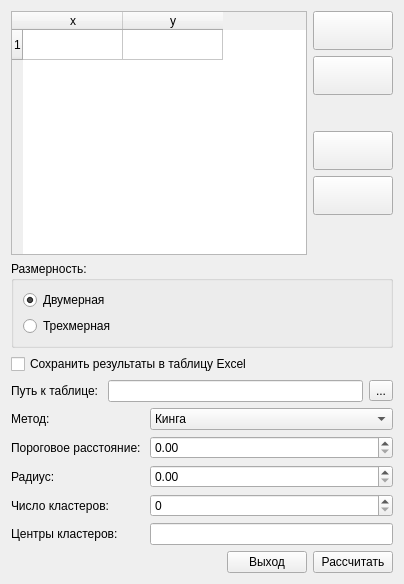
Qt form form.ui (liveegor/cluster_reborn) before a commit.
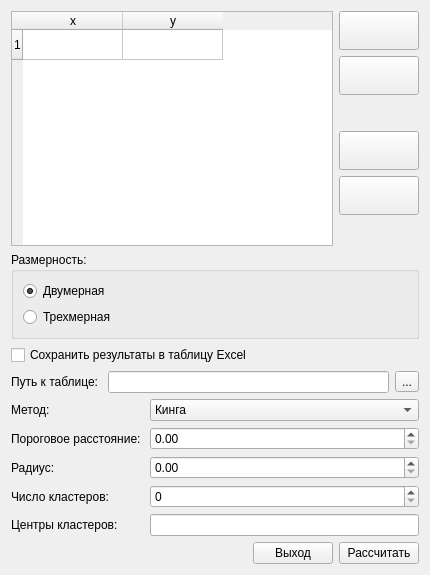
The same form after that commit. Icons and pictures are not drawn.

Patch:
```diff
--- a/form.ui
+++ b/form.ui
@@ -6,8 +6,8 @@
    <rect>
     <x>0</x>
     <y>0</y>
-    <width>404</width>
-    <height>584</height>
+    <width>430</width>
+    <height>575</height>
    </rect>
   </property>
   <property name="windowTitle">
@@ -205,6 +205,9 @@
      <property name="text">
       <string>Сохранить результаты в таблицу Excel</string>
      </property>
+     <property name="checked">
+      <bool>false</bool>
+     </property>
     </widget>
    </item>
    <item>
```
Left out of the diff: 4 changed lines with no effect on the pictures.
